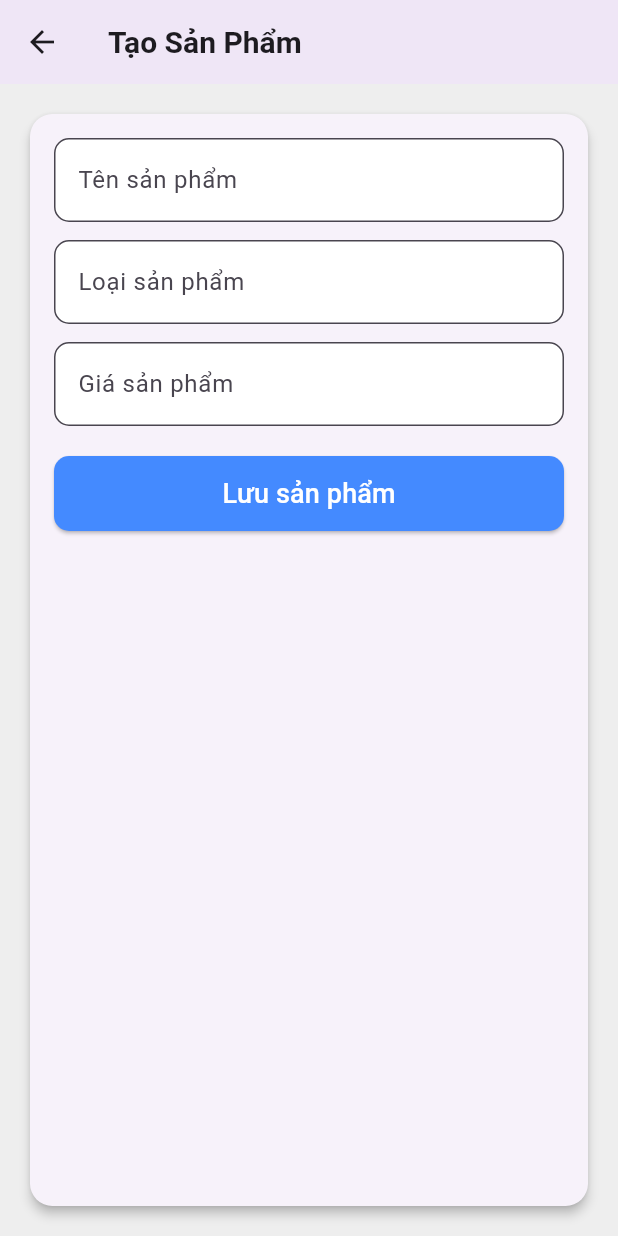
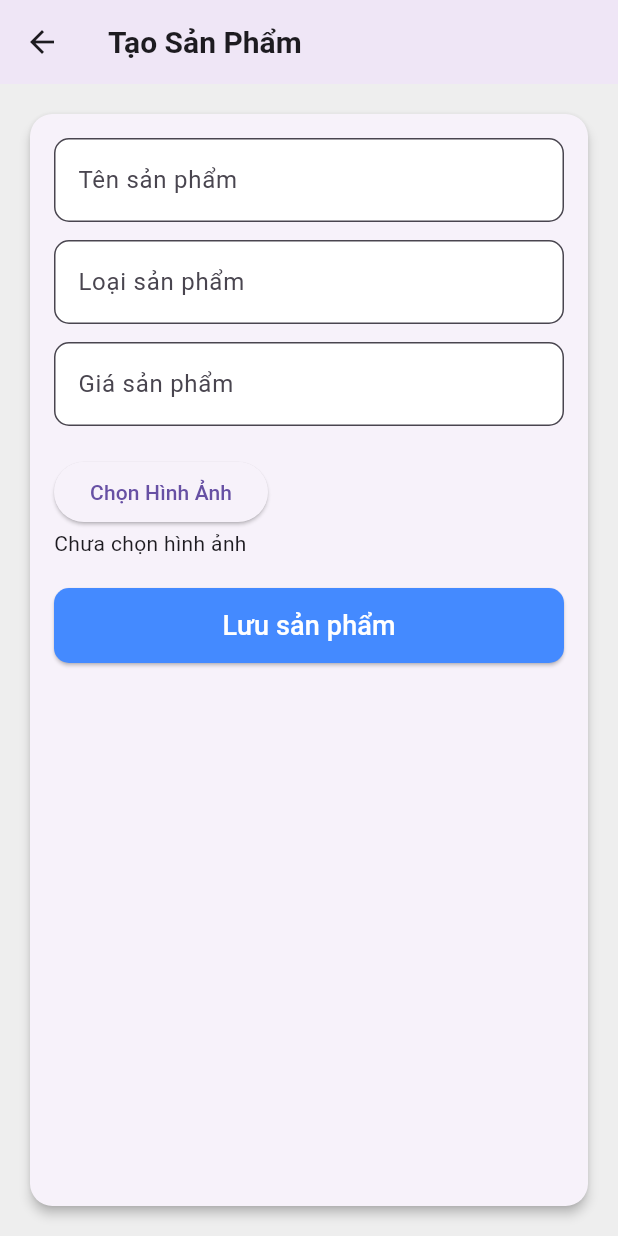
Before and after one commit to HG300404/gk-dnt, a Flutter app: the ProductScreen screen opened directly, after a tap on the "add" icon, on a phone screen of 412 x 824 dp. Run offline on Flutter 3.47's test engine with Material 3 defaults, Android fonts, the phone set to English and light mode, and no system bars; our stand-ins replace image_picker; missing offline and left inert: bcrypt, mongo_dart.

Commit message:
Push image

```diff
--- a/lib/controllers/product_controller.dart
+++ b/lib/controllers/product_controller.dart
@@ -1,37 +1,39 @@
+import 'dart:io';
+
 import 'package:mongo_dart/mongo_dart.dart';
 
 import '../dbHelper/mongodb.dart';
 import '../model/product.dart';
 
 class ProductController {
-  // Thêm sản phẩm
   Future<void> addProduct(Product product) async {
     await MongoDB.addProduct(product);
   }
 
-  // Cập nhật sản phẩm
   Future<void> updateProduct(Product product) async {
     await MongoDB.updateProduct(product);
   }
 
-  // Lấy danh sách sản phẩm từ MongoDB
   Future<List<Product>> getProducts({String? type}) async {
-    return await MongoDB.getProducts(type: type); // Truyền type nếu có
+    return await MongoDB.getProducts(type: type);
   }
 
-  // Xóa sản phẩm
   Future<void> deleteProduct(String productId) async {
     await MongoDB.deleteProduct(productId);
   }
 
-  // Lấy danh sách loại sản phẩm (được lấy từ CSDL)
   Future<List<String>> getCategories() async {
     return await MongoDB.getCategories();
   }
 
-  // Tìm kiếm sản phẩm
   Future<List<Product>> searchProducts(String searchQuery) async {
-    return await MongoDB.searchProducts(searchQuery); // Gọi hàm tìm kiếm từ MongoDB
+    return await MongoDB.searchProducts(searchQuery);
   }
 
+  // Future<File> getProductImage(String imageId) async {
+  //   final file = await MongoDB.getImageById(imageId);
+  //   return File.fromRawPath(await file.read());
+  // }
+
+
 }
--- a/lib/dbHelper/constant.dart
+++ b/lib/dbHelper/constant.dart
@@ -1,3 +1,3 @@
 // user = "huong";
-// password = "8dHydtys6vdQb5eZ";
-const MONGO_URL = "mongodb+srv://huong:8dHydtys6vdQb5eZ@cluster0.pqbo8.mongodb.net/GK_DNT?retryWrites=true&w=majority&appName=Cluster0";
+// password = "kqiBBtiLHzqrjDrA";
+const MONGO_URL = "mongodb+srv://huong:kqiBBtiLHzqrjDrA@cluster0.pqbo8.mongodb.net/GK_DNT?retryWrites=true&w=majority&appName=Cluster0";
--- a/lib/dbHelper/mongodb.dart
+++ b/lib/dbHelper/mongodb.dart
@@ -4,17 +4,19 @@ import 'package:gk_dnt/dbHelper/constant.dart';
 import 'package:mongo_dart/mongo_dart.dart';
 import 'dart:io';
 import 'package:bcrypt/bcrypt.dart';
-
-import '../model/product.dart';  // Import mongo_dart
+import '../model/product.dart';
 
 class MongoDB {
   static late Db db;
   static late DbCollection productCollection, usersCollection;
+  static late GridFS gridFS;
+
 
   static connect() async{
     db = await Db.create(MONGO_URL);
     await db.open();
     inspect(db);
+    gridFS = GridFS(db);
     productCollection = db.collection("products");
     usersCollection = db.collection('users');
     print("MongoDB connected");
@@ -26,11 +28,10 @@ class MongoDB {
   }
 
 
-  // Hàm lấy tất cả sản phẩm hoặc sản phẩm theo loại
   static Future<List<Product>> getProducts({String? type}) async {
     var query = type != null
-        ? productCollection.find({'loaisp': type}) // Lọc theo loại sản phẩm
-        : productCollection.find(); // Lấy tất cả sản phẩm nếu không có loại
+        ? productCollection.find({'loaisp': type})
+        : productCollection.find();
 
     var result = await query.toList();
     return result.map((e) => Product.fromMap(e)).toList(); // Chuyển đổi dữ liệu sang Product
@@ -53,20 +54,15 @@ class MongoDB {
   }
 
   static Future<List<String>> getCategories() async {
-    // Truy vấn các loại sản phẩm khác nhau từ MongoDB
     var result = await productCollection.distinct('loaisp');
 
-    // Lấy danh sách giá trị từ result['values']
     return List<String>.from(result['values'] as List);
   }
 
 
-  // Đăng ký người dùng (lưu email và mật khẩu đã mã hóa)
   static Future<void> signUp(String email, String password) async {
-    // Mã hóa mật khẩu
     String hashedPassword = BCrypt.hashpw(password, BCrypt.gensalt());
 
-    // Lưu vào MongoDB
     await usersCollection.insertOne({
       'email': email,
       'password': hashedPassword,
@@ -74,13 +70,10 @@ class MongoDB {
     print("User registered");
   }
 
-  // Đăng nhập người dùng
   static Future<bool> login(String email, String password) async {
-    // Lấy người dùng từ MongoDB
     var user = await usersCollection.findOne(where.eq('email', email));
 
     if (user != null) {
-      // So sánh mật khẩu đã mã hóa
       if (BCrypt.checkpw(password, user['password'])) {
         print("Login successful");
         return true;
@@ -95,12 +88,11 @@ class MongoDB {
   }
 
 
-  // Hàm tìm kiếm sản phẩm theo tên hoặc loại
   static Future<List<Product>> searchProducts(String searchQuery) async {
     var query = productCollection.find({
       '\$or': [
-        {'name': {'\$regex': searchQuery, '\$options': 'i'}},  // Tìm kiếm theo tên
-        {'loaisp': {'\$regex': searchQuery, '\$options': 'i'}}, // Tìm kiếm theo loại sản phẩm
+        {'name': {'\$regex': searchQuery, '\$options': 'i'}},
+        {'loaisp': {'\$regex': searchQuery, '\$options': 'i'}},
       ]
     });
 
@@ -109,4 +101,20 @@ class MongoDB {
   }
 
 
+  // static Future<GridFSFile?> getImageById(String imageId) async {
+  //   final gridFS = GridFS(db);
+  //   try {
+  //     final file = await gridFS.findFile(where.eq('_id', ObjectId.fromHexString(imageId)));
+  //     if (file != null) {
+  //       return file;
+  //     } else {
+  //       print("File not found!");
+  //       return null;
+  //     }
+  //   } catch (e) {
+  //     print("Error retrieving file: $e");
+  //     return null;
+  //   }
+  // }
+
 }
--- a/lib/model/product.dart
+++ b/lib/model/product.dart
@@ -53,7 +53,6 @@ class Product {
     };
   }
 
-  // Hàm tạo ID ngẫu nhiên dài 10 ký tự
   static String generateRandomId() {
     const _chars = '0123456789';
     Random _rnd = Random();
--- a/lib/screens/Add_Product.dart
+++ b/lib/screens/Add_Product.dart
@@ -1,6 +1,8 @@
 import 'package:flutter/material.dart';
 import '../controllers/product_controller.dart';
 import '../model/product.dart';
+import 'package:image_picker/image_picker.dart';
+import 'dart:io';
 
 class ProductForm extends StatefulWidget {
   final Product? product;
@@ -18,6 +20,9 @@ class _ProductFormState extends State<ProductForm> {
 
   final ProductController productController = ProductController();
 
+  File? _image;
+  String hinhanh = '';
+
   @override
   void initState() {
     super.initState();
@@ -25,6 +30,7 @@ class _ProductFormState extends State<ProductForm> {
       _nameController.text = widget.product!.name;
       _typeController.text = widget.product!.loaisp;
       _priceController.text = widget.product!.gia.toString();
+      hinhanh = widget.product!.hinhanh;
     }
   }
 
@@ -42,20 +48,34 @@ class _ProductFormState extends State<ProductForm> {
           name: name,
           loaisp: type,
           gia: price,
-          hinhanh: "",
+          hinhanh: hinhanh,
         );
+        print("add");
         productController.addProduct(newProduct);
       } else {
         Product updatedProduct = widget.product!.copyWith(
           name: name,
           loaisp: type,
           gia: price,
-          hinhanh: "",
+          hinhanh: hinhanh,
         );
         productController.updateProduct(updatedProduct);
       }
 
       Navigator.pop(context, true);
+    }
+  }
+
+  // Hàm chọn hình ảnh từ thiết bị
+  Future<void> _pickImage() async {
+    final picker = ImagePicker();
+    final pickedFile = await picker.pickImage(source: ImageSource.gallery); // Chọn hình ảnh từ thư viện
+
+    if (pickedFile != null) {
+      setState(() {
+        _image = File(pickedFile.path); // Lưu đường dẫn hình ảnh
+        hinhanh = _image!.path; // Lưu đường dẫn vào biến hinhanh
+      });
     }
   }
 
@@ -111,6 +131,17 @@ class _ProductFormState extends State<ProductForm> {
                   keyboardType: TextInputType.number,
                 ),
                 SizedBox(height: 20),
+                // Chọn hình ảnh sản phẩm
+                ElevatedButton(
+                  onPressed: _pickImage,  // Gọi hàm chọn hình ảnh từ thiết bị
+                  child: Text('Chọn Hình Ảnh'),
+                ),
+                hinhanh.isNotEmpty
+                    ? Image.file(File(hinhanh))  // Hiển thị hình ảnh đã chọn hoặc hình ảnh đã có trong product
+                    : Text('Chưa chọn hình ảnh'),  // Nếu không có hình ảnh, hiển thị thông báo
+
+
+                SizedBox(height: 20),
                 SizedBox(
                   width: double.infinity,
                   child: ElevatedButton(
--- a/lib/screens/ProductScreen.dart
+++ b/lib/screens/ProductScreen.dart
@@ -4,6 +4,8 @@ import 'package:gk_dnt/screens/LoginPage.dart';
 import 'package:gk_dnt/screens/Add_Product.dart'; // Để tạo mới sản phẩm
 import 'package:gk_dnt/controllers/product_controller.dart'; // Để tương tác với controller
 import 'package:gk_dnt/model/product.dart';
+import 'package:image_picker/image_picker.dart';
+import 'dart:io';
 
 class ProductScreen extends StatefulWidget {
   @override
@@ -15,12 +17,18 @@ class _ProductScreenState extends State<ProductScreen> {
   String? selectedCategory;
   List<String> categories = [];
   TextEditingController searchController = TextEditingController();
-  String searchQuery = '';  // Lưu từ khóa tìm kiếm
+  String searchQuery = ''; // Lưu từ khóa tìm kiếm
+
+  List<Product> products = [];
+
+  final ImagePicker _picker = ImagePicker();
+  late File _imageFile;
 
   @override
   void initState() {
     super.initState();
     _loadCategories();
+    _loadProducts();
   }
 
   // Hàm tải các loại sản phẩm
@@ -32,8 +40,15 @@ class _ProductScreenState extends State<ProductScreen> {
   // Hàm xử lý tìm kiếm theo từ khóa
   void _searchProducts(String query) {
     setState(() {
-      searchQuery = query.toLowerCase();  // Lưu từ khóa tìm kiếm
+      searchQuery = query.toLowerCase(); // Lưu từ khóa tìm kiếm
     });
+  }
+
+  // Hàm load dữ liệu sản phẩm
+  Future<void> _loadProducts() async {
+    // Giả sử bạn có hàm getProducts() để lấy tất cả sản phẩm
+    products = await productController.getProducts();
+    setState(() {});
   }
 
   // Hàm logout
@@ -52,7 +67,8 @@ class _ProductScreenState extends State<ProductScreen> {
         backgroundColor: Colors.blueAccent,
         title: Text(
           'Danh Sách Sản Phẩm',
-          style: TextStyle(fontSize: 22, fontWeight: FontWeight.bold, color: Colors.white),
+          style: TextStyle(
+              fontSize: 22, fontWeight: FontWeight.bold, color: Colors.white),
         ),
         elevation: 5,
         actions: [
@@ -87,18 +103,22 @@ class _ProductScreenState extends State<ProductScreen> {
             child: Row(
               mainAxisAlignment: MainAxisAlignment.spaceBetween,
               children: [
-                Text('Lọc:', style: TextStyle(fontSize: 16, fontWeight: FontWeight.w500)),
+                Text('Lọc:',
+                    style:
+                        TextStyle(fontSize: 16, fontWeight: FontWeight.w500)),
                 DropdownButton<String>(
                   dropdownColor: Colors.white,
                   value: selectedCategory,
-                  hint: Text('Tất cả', style: TextStyle(fontSize: 16, color: Colors.black)),
+                  hint: Text('Tất cả',
+                      style: TextStyle(fontSize: 16, color: Colors.black)),
                   icon: Icon(Icons.arrow_drop_down, color: Colors.black),
                   items: ['Tất cả', ...categories].map((category) {
                     return DropdownMenuItem<String>(
                       value: category == 'Tất cả' ? null : category,
                       child: Text(
                         category,
-                        style: TextStyle(fontSize: 16, fontWeight: FontWeight.w500),
+                        style: TextStyle(
+                            fontSize: 16, fontWeight: FontWeight.w500),
                       ),
                     );
                   }).toList(),
@@ -122,19 +142,25 @@ class _ProductScreenState extends State<ProductScreen> {
 
                 if (snapshot.hasError) {
                   return Center(
-                      child: Text('Có lỗi xảy ra', style: TextStyle(fontSize: 18, color: Colors.red)));
+                      child: Text('Có lỗi xảy ra',
+                          style: TextStyle(fontSize: 18, color: Colors.red)));
                 }
 
                 if (!snapshot.hasData || snapshot.data!.isEmpty) {
                   return Center(
                       child: Text('Không có sản phẩm',
-                          style: TextStyle(fontSize: 18, fontStyle: FontStyle.italic)));
+                          style: TextStyle(
+                              fontSize: 18, fontStyle: FontStyle.italic)));
                 }
 
                 final products = snapshot.data!
                     .where((product) =>
-                product.name.toLowerCase().contains(searchQuery) || // Tìm kiếm theo tên
-                    product.loaisp.toLowerCase().contains(searchQuery)) // Tìm kiếm theo loại
+                        product.name
+                            .toLowerCase()
+                            .contains(searchQuery) || // Tìm kiếm theo tên
+                        product.loaisp
+                            .toLowerCase()
+                            .contains(searchQuery)) // Tìm kiếm theo loại
                     .toList();
 
                 return ListView.builder(
@@ -154,22 +180,39 @@ class _ProductScreenState extends State<ProductScreen> {
                         leading: CircleAvatar(
                           backgroundColor: Colors.blueAccent,
                           radius: 25,
-                          child: Icon(Icons.shopping_bag, color: Colors.white),
+                          child: product.hinhanh.isEmpty
+                              ? Icon(
+                                  Icons
+                                      .shopping_bag, // Hiển thị icon sản phẩm nếu không có ảnh
+                                  color: Colors.white,
+                                  size: 30,
+                                )
+                              : Image.file(
+                                  File(product
+                                      .hinhanh), // Hiển thị ảnh từ tệp cục bộ nếu là đường dẫn tệp
+                                  fit: BoxFit.cover,
+                                  width: 50,
+                                  height: 50,
+                                ),
                         ),
                         title: Text(
                           product.name,
-                          style: TextStyle(fontSize: 18, fontWeight: FontWeight.bold),
+                          style: TextStyle(
+                              fontSize: 18, fontWeight: FontWeight.bold),
                         ),
                         subtitle: Column(
                           crossAxisAlignment: CrossAxisAlignment.start,
                           children: [
                             SizedBox(height: 5),
                             Text('Loại: ${product.loaisp}',
-                                style: TextStyle(fontSize: 16, fontStyle: FontStyle.italic)),
+                                style: TextStyle(
+                                    fontSize: 16, fontStyle: FontStyle.italic)),
                             Text(
                               'Giá: ${NumberFormat('#,###', 'vi_VN').format(product.gia)}đ',
-                              style:
-                              TextStyle(fontSize: 16, fontWeight: FontWeight.w600, color: Colors.green),
+                              style: TextStyle(
+                                  fontSize: 16,
+                                  fontWeight: FontWeight.w600,
+                                  color: Colors.green),
                             ),
                           ],
                         ),
@@ -182,7 +225,8 @@ class _ProductScreenState extends State<ProductScreen> {
                                 bool? result = await Navigator.push(
                                   context,
                                   MaterialPageRoute(
-                                    builder: (context) => ProductForm(product: product),
+                                    builder: (context) =>
+                                        ProductForm(product: product),
                                   ),
                                 );
                                 if (result == true) _loadCategories();
@@ -196,26 +240,34 @@ class _ProductScreenState extends State<ProductScreen> {
                                   builder: (ctx) => AlertDialog(
                                     title: Text(
                                       "Xác nhận",
-                                      style: TextStyle(fontSize: 18, fontWeight: FontWeight.bold),
+                                      style: TextStyle(
+                                          fontSize: 18,
+                                          fontWeight: FontWeight.bold),
                                     ),
-                                    content: Text("Bạn có chắc chắn muốn xóa sản phẩm này?",
+                                    content: Text(
+                                        "Bạn có chắc chắn muốn xóa sản phẩm này?",
                                         style: TextStyle(fontSize: 16)),
                                     actions: [
                                       ElevatedButton(
-                                        style:
-                                        ElevatedButton.styleFrom(backgroundColor: Colors.grey),
+                                        style: ElevatedButton.styleFrom(
+                                            backgroundColor: Colors.grey),
                                         onPressed: () => Navigator.pop(ctx),
-                                        child: Text("Hủy", style: TextStyle(color: Colors.white)),
+                                        child: Text("Hủy",
+                                            style:
+                                                TextStyle(color: Colors.white)),
                                       ),
                                       ElevatedButton(
-                                        style:
-                                        ElevatedButton.styleFrom(backgroundColor: Colors.red),
+                                        style: ElevatedButton.styleFrom(
+                                            backgroundColor: Colors.red),
                                         onPressed: () {
-                                          productController.deleteProduct(product.idsanpham);
+                                          productController
+                                              .deleteProduct(product.idsanpham);
                                           Navigator.pop(ctx);
                                           _loadCategories();
                                         },
-                                        child: Text("Xóa", style: TextStyle(color: Colors.white)),
+                                        child: Text("Xóa",
+                                            style:
+                                                TextStyle(color: Colors.white)),
                                       ),
                                     ],
                                   ),
--- a/pubspec.yaml
+++ b/pubspec.yaml
@@ -48,6 +48,9 @@ dev_dependencies:
   mongo_dart: ^0.7.0
   bcrypt: ^1.1.3
   intl: ^0.18.0
+  image_picker: ^1.1.2
+  supabase: ^2.6.3
+  flutter_plugin_android_lifecycle: ^2.0.27
 
 
 # For information on the generic Dart part of this file, see the
```
Also changed, not shown: lib/controllers/user_controller.dart (+13 -2 lines), pubspec.lock, 138 other files.
